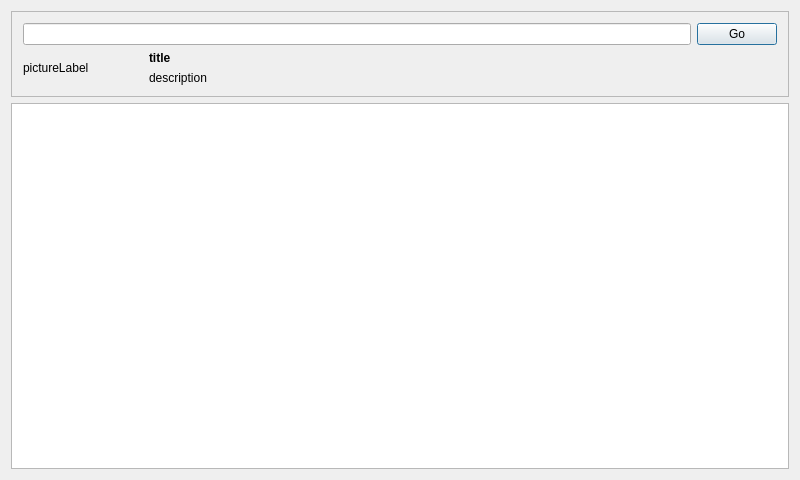
Old version of the form rss-gui/mainwindow.ui in the repository ec1oud/remarkable-rss.
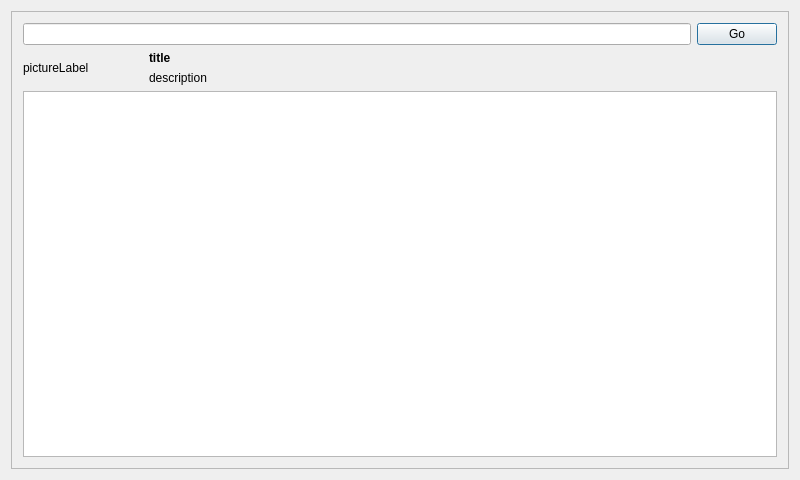
New version of the form.

Diff of the .ui file:
```diff
--- a/rss-gui/mainwindow.ui
+++ b/rss-gui/mainwindow.ui
@@ -85,12 +85,12 @@
          </item>
         </layout>
        </item>
+       <item>
+        <widget class="QListView" name="newsListView"/>
+       </item>
       </layout>
      </widget>
     </item>
-    <item>
-     <widget class="QListWidget" name="newsWidget"/>
-    </item>
    </layout>
   </widget>
  </widget>
```
